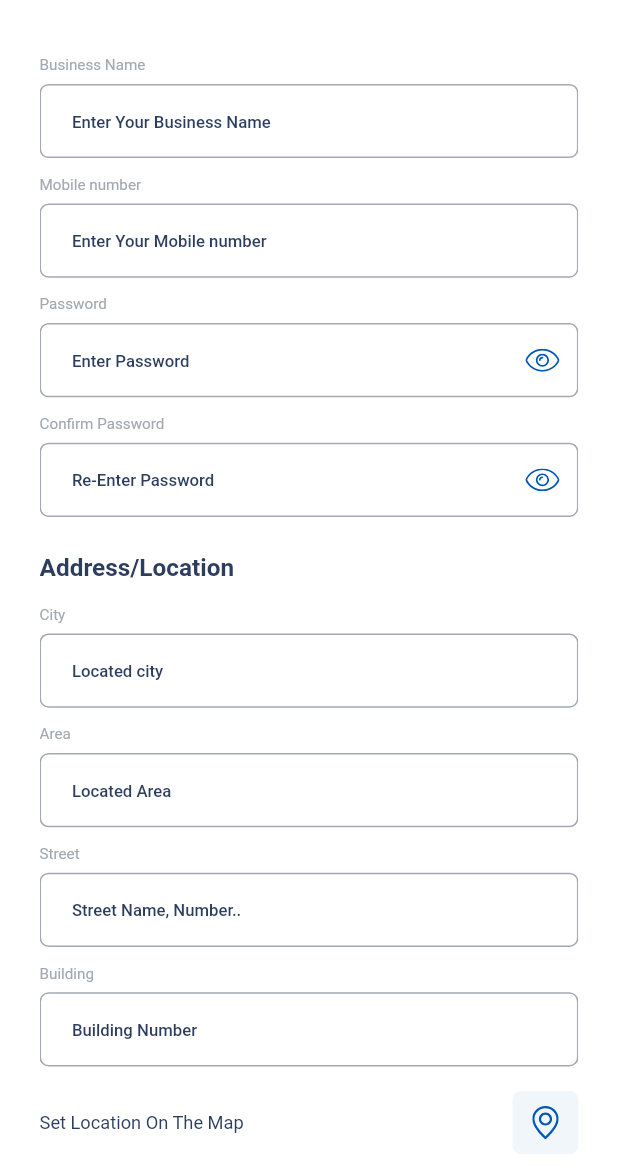
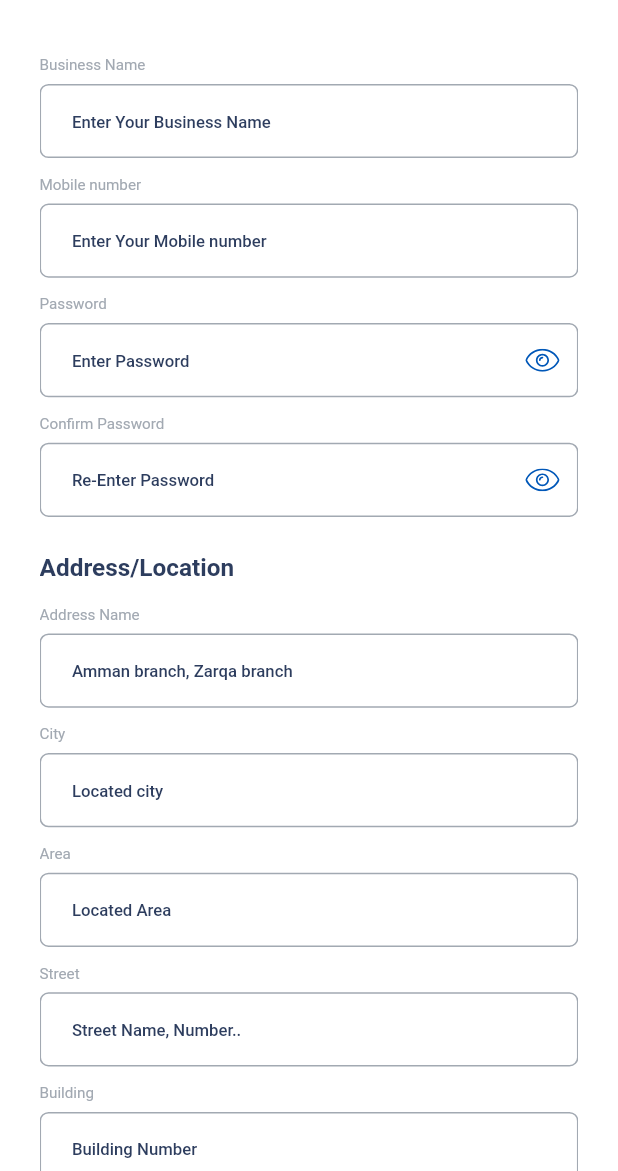
Before and after one commit to HamzaIbrahimQ/bid_express, a Flutter app: the SignupPage screen opened directly, on a phone screen of 412 x 824 dp, the part 65-1236 px from its top. Run offline on Flutter 3.47's test engine with Material 2 defaults, Android fonts, the phone set to English and light mode, and no system bars; our stand-ins replace auto_size_text, bloc, flutter_bloc, flutter_screenutil, flutter_svg, page_transition and 1 more; accounts and stored records are empty; Roboto replaces fonts that are missing (Montserrat, SofiaPro).

Commit message:
change pass signup login splash

```diff
--- a/lib/main.dart
+++ b/lib/main.dart
@@ -1,6 +1,9 @@
 import 'package:bid_express/app.dart';
 import 'package:flutter/material.dart';
+import 'package:flutter/services.dart';
 
-void main() {
+void main() {  WidgetsFlutterBinding.ensureInitialized();
+SystemChrome.setPreferredOrientations(
+    [DeviceOrientation.portraitUp, DeviceOrientation.portraitDown]);
   runApp(const BidExpressApp());
 }
--- /dev/null
+++ b/lib/ui/pages/addresses/bloc/addresses_event.dart
@@ -0,0 +1,4 @@
+part of 'addresses_bloc.dart';
+
+@immutable
+abstract class AddressesEvent {}
--- /dev/null
+++ b/lib/ui/pages/addresses/bloc/addresses_state.dart
@@ -0,0 +1,6 @@
+part of 'addresses_bloc.dart';
+
+@immutable
+abstract class AddressesState {}
+
+class AddressesInitial extends AddressesState {}
--- /dev/null
+++ b/lib/ui/pages/contact_admin/bloc/contact_admin_event.dart
@@ -0,0 +1,4 @@
+part of 'contact_admin_bloc.dart';
+
+@immutable
+abstract class ContactAdminEvent {}
--- /dev/null
+++ b/lib/ui/pages/contact_admin/bloc/contact_admin_state.dart
@@ -0,0 +1,6 @@
+part of 'contact_admin_bloc.dart';
+
+@immutable
+abstract class ContactAdminState {}
+
+class ContactAdminInitial extends ContactAdminState {}
--- a/lib/ui/pages/signup/ui/signup_page.dart
+++ b/lib/ui/pages/signup/ui/signup_page.dart
@@ -1,4 +1,3 @@
-import 'package:bid_express/components/colors.dart';
 import 'package:bid_express/components/constants.dart';
 import 'package:bid_express/components/main_button.dart';
 import 'package:bid_express/components/text_field.dart';
@@ -7,7 +6,6 @@ import 'package:bid_express/ui/pages/signup/ui/widgets/set_location_on_map.dart'
 import 'package:bid_express/utils/ui_utility.dart';
 import 'package:flutter/material.dart';
 import 'package:flutter_screenutil/flutter_screenutil.dart';
-import 'package:flutter_svg/flutter_svg.dart';
 
 class SignupPage extends StatefulWidget {
   const SignupPage({Key? key}) : super(key: key);
@@ -31,6 +29,9 @@ class _SignupPageState extends State<SignupPage> with UiUtility {
   final TextEditingController _confirmPassCont = TextEditingController();
   final FocusNode _confirmPassFoc = FocusNode();
 
+  final TextEditingController _addressNameCont = TextEditingController();
+  final FocusNode _addressNameFoc = FocusNode();
+
   final TextEditingController _cityCont = TextEditingController();
   final FocusNode _cityFoc = FocusNode();
 
@@ -53,6 +54,8 @@ class _SignupPageState extends State<SignupPage> with UiUtility {
     _passFoc.dispose();
     _confirmPassCont.dispose();
     _confirmPassFoc.dispose();
+    _addressNameCont.dispose();
+    _addressNameFoc.dispose();
     _cityCont.dispose();
     _cityFoc.dispose();
     _areaCont.dispose();
@@ -157,6 +160,19 @@ class _SignupPageState extends State<SignupPage> with UiUtility {
                     /// Address title
                     const AddressTitle(),
 
+                    /// Address name field
+                    AppTextField(
+                      controller: _addressNameCont,
+                      focusNode: _addressNameFoc,
+                      title: 'Address Name',
+                      hint: 'Amman branch, Zarqa branch',
+                      inputType: TextInputType.name,
+                      regex: businessNameRegex,
+                      onSaved: (val) => {},
+                    ),
+
+                    12.verticalSpace,
+
                     /// City field
                     AppTextField(
                       controller: _cityCont,
```
Also changed, not shown: lib/ui/pages/addresses/bloc/addresses_bloc.dart (added, +15 -0 lines), lib/ui/pages/addresses/ui/add_address.dart (added, +22 -0 lines), lib/ui/pages/contact_admin/bloc/contact_admin_bloc.dart (added, +15 -0 lines), lib/ui/pages/contact_admin/ui/contact_admin_page.dart (added).
